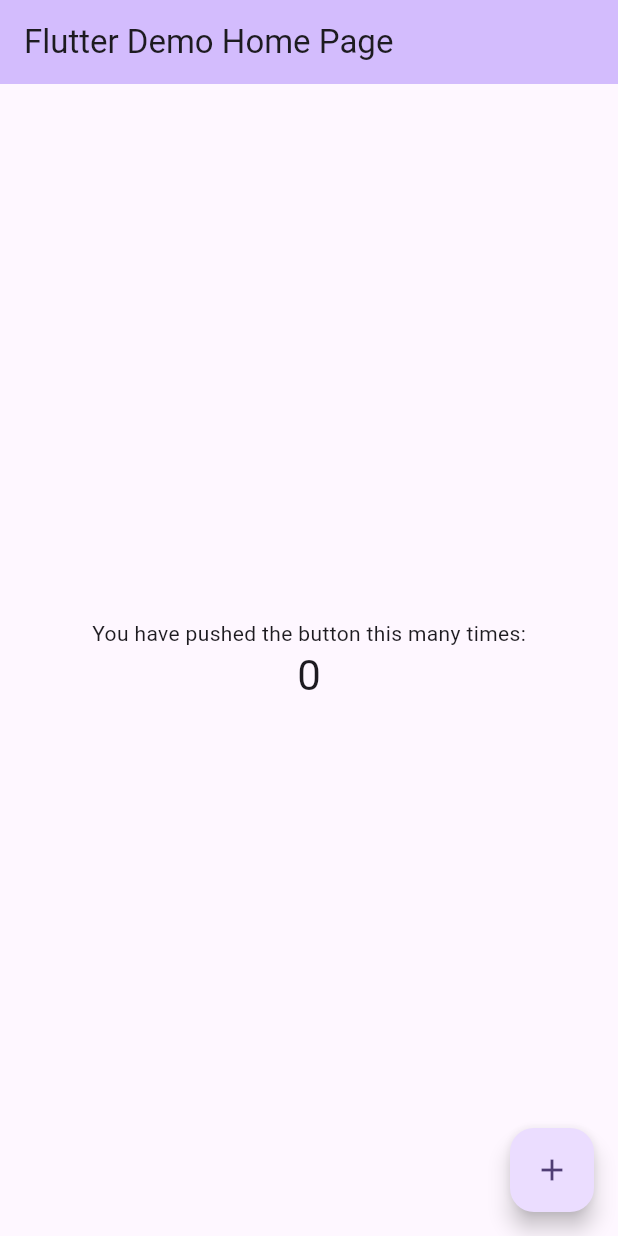
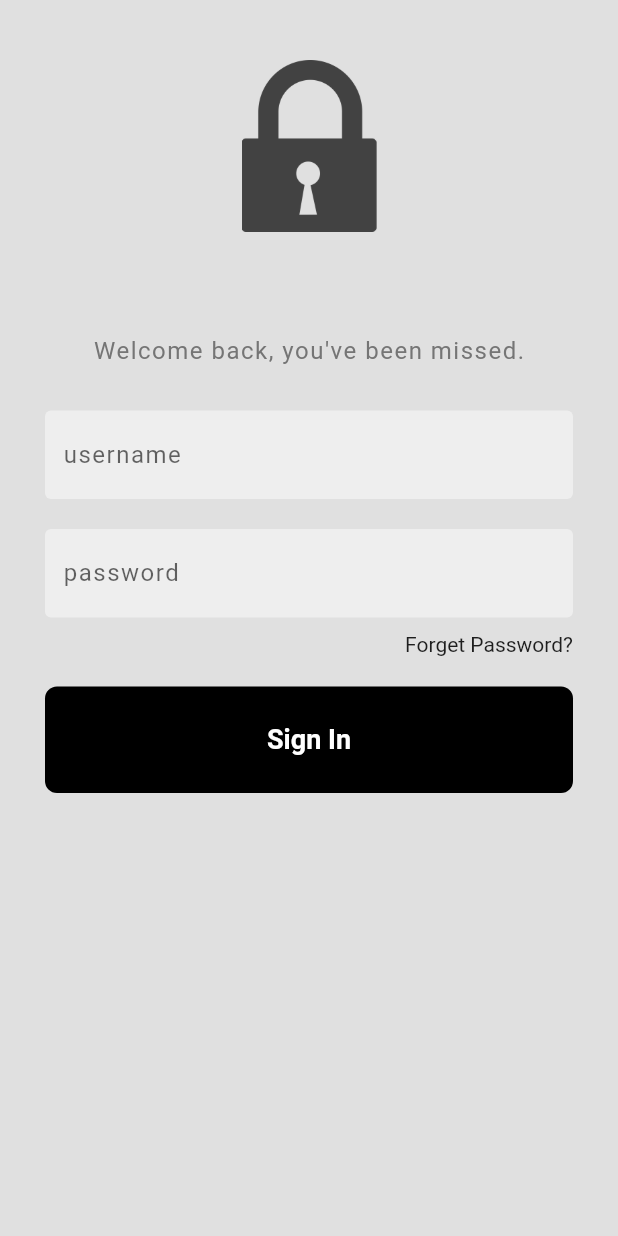
Before and after one commit to stDean/flutter_auth, a Flutter app: the screen it shows after launch, on a phone screen of 412 x 824 dp. Run offline on Flutter 3.47's test engine with Material 2 defaults, Android fonts, the phone set to English and light mode, and no system bars.

Commit message:
started the login UI

```diff
--- /dev/null
+++ b/client/lib/component/my_button.dart
@@ -0,0 +1,36 @@
+import 'package:flutter/material.dart';
+
+class MyButton extends StatelessWidget {
+  const MyButton({
+    super.key,
+    required this.buttonText,
+    required this.onTap,
+  });
+
+  final String buttonText;
+  final void Function()? onTap;
+
+  @override
+  Widget build(BuildContext context) {
+    return GestureDetector(
+      onTap: onTap,
+      child: Container(
+        decoration: BoxDecoration(
+          color: Colors.black,
+          borderRadius: BorderRadius.circular(8),
+        ),
+        padding: const EdgeInsets.all(25),
+        child: Center(
+          child: Text(
+            buttonText,
+            style: const TextStyle(
+              fontWeight: FontWeight.bold,
+              color: Colors.white,
+              fontSize: 18,
+            ),
+          ),
+        ),
+      ),
+    );
+  }
+}
--- /dev/null
+++ b/client/lib/component/text_field.dart
@@ -0,0 +1,40 @@
+import 'package:flutter/material.dart';
+
+class MyTextField extends StatelessWidget {
+  const MyTextField({
+    super.key,
+    required this.hintText,
+    required this.obscureText,
+    required this.errMsg,
+  });
+
+  final String hintText;
+  final bool obscureText;
+  final String errMsg;
+
+  @override
+  Widget build(BuildContext context) {
+    return TextFormField(
+      validator: (value) {
+        if (value == null || value.isEmpty) {
+          return errMsg;
+        } else {
+          return null;
+        }
+      },
+      decoration: InputDecoration(
+        enabledBorder: const OutlineInputBorder(
+          borderSide: BorderSide.none,
+        ),
+        focusedBorder: const OutlineInputBorder(
+          borderSide: BorderSide(color: Colors.grey),
+        ),
+        hintText: hintText,
+        filled: true,
+        fillColor: Colors.grey.shade200,
+      ),
+      style: const TextStyle(letterSpacing: 1),
+      obscureText: obscureText,
+    );
+  }
+}
--- a/client/lib/main.dart
+++ b/client/lib/main.dart
@@ -1,3 +1,4 @@
+import 'screens/login_screen.dart';
 import 'package:flutter/material.dart';
 
 void main() {
@@ -7,119 +8,11 @@ void main() {
 class MyApp extends StatelessWidget {
   const MyApp({super.key});
 
-  // This widget is the root of your application.
   @override
   Widget build(BuildContext context) {
-    return MaterialApp(
-      title: 'Flutter Demo',
-      theme: ThemeData(
-        // This is the theme of your application.
-        //
-        // TRY THIS: Try running your application with "flutter run". You'll see
-        // the application has a blue toolbar. Then, without quitting the app,
-        // try changing the seedColor in the colorScheme below to Colors.green
-        // and then invoke "hot reload" (save your changes or press the "hot
-        // reload" button in a Flutter-supported IDE, or press "r" if you used
-        // the command line to start the app).
-        //
-        // Notice that the counter didn't reset back to zero; the application
-        // state is not lost during the reload. To reset the state, use hot
-        // restart instead.
-        //
-        // This works for code too, not just values: Most code changes can be
-        // tested with just a hot reload.
-        colorScheme: ColorScheme.fromSeed(seedColor: Colors.deepPurple),
-        useMaterial3: true,
-      ),
-      home: const MyHomePage(title: 'Flutter Demo Home Page'),
+    return const MaterialApp(
+      debugShowCheckedModeBanner: false,
+      home: LoginScreen(),
     );
   }
 }
-
-class MyHomePage extends StatefulWidget {
-  const MyHomePage({super.key, required this.title});
-
-  // This widget is the home page of your application. It is stateful, meaning
-  // that it has a State object (defined below) that contains fields that affect
-  // how it looks.
-
-  // This class is the configuration for the state. It holds the values (in this
-  // case the title) provided by the parent (in this case the App widget) and
-  // used by the build method of the State. Fields in a Widget subclass are
-  // always marked "final".
-
-  final String title;
-
-  @override
-  State<MyHomePage> createState() => _MyHomePageState();
-}
-
-class _MyHomePageState extends State<MyHomePage> {
-  int _counter = 0;
-
-  void _incrementCounter() {
-    setState(() {
-      // This call to setState tells the Flutter framework that something has
-      // changed in this State, which causes it to rerun the build method below
-      // so that the display can reflect the updated values. If we changed
-      // _counter without calling setState(), then the build method would not be
-      // called again, and so nothing would appear to happen.
-      _counter++;
-    });
-  }
-
-  @override
-  Widget build(BuildContext context) {
-    // This method is rerun every time setState is called, for instance as done
-    // by the _incrementCounter method above.
-    //
-    // The Flutter framework has been optimized to make rerunning build methods
-    // fast, so that you can just rebuild anything that needs updating rather
-    // than having to individually change instances of widgets.
-    return Scaffold(
-      appBar: AppBar(
-        // TRY THIS: Try changing the color here to a specific color (to
-        // Colors.amber, perhaps?) and trigger a hot reload to see the AppBar
-        // change color while the other colors stay the same.
-        backgroundColor: Theme.of(context).colorScheme.inversePrimary,
-        // Here we take the value from the MyHomePage object that was created by
-        // the App.build method, and use it to set our appbar title.
-        title: Text(widget.title),
-      ),
-      body: Center(
-        // Center is a layout widget. It takes a single child and positions it
-        // in the middle of the parent.
-        child: Column(
-          // Column is also a layout widget. It takes a list of children and
-          // arranges them vertically. By default, it sizes itself to fit its
-          // children horizontally, and tries to be as tall as its parent.
-          //
-          // Column has various properties to control how it sizes itself and
-          // how it positions its children. Here we use mainAxisAlignment to
-          // center the children vertically; the main axis here is the vertical
-          // axis because Columns are vertical (the cross axis would be
-          // horizontal).
-          //
-          // TRY THIS: Invoke "debug painting" (choose the "Toggle Debug Paint"
-          // action in the IDE, or press "p" in the console), to see the
-          // wireframe for each widget.
-          mainAxisAlignment: MainAxisAlignment.center,
-          children: <Widget>[
-            const Text(
-              'You have pushed the button this many times:',
-            ),
-            Text(
-              '$_counter',
-              style: Theme.of(context).textTheme.headlineMedium,
-            ),
-          ],
-        ),
-      ),
-      floatingActionButton: FloatingActionButton(
-        onPressed: _incrementCounter,
-        tooltip: 'Increment',
-        child: const Icon(Icons.add),
-      ), // This trailing comma makes auto-formatting nicer for build methods.
-    );
-  }
-}
--- /dev/null
+++ b/client/lib/screens/login_screen.dart
@@ -0,0 +1,109 @@
+import 'package:client/component/my_button.dart';
+import 'package:client/component/text_field.dart';
+import 'package:flutter/material.dart';
+
+class LoginScreen extends StatefulWidget {
+  const LoginScreen({super.key});
+
+  @override
+  State<LoginScreen> createState() => _LoginScreenState();
+}
+
+class _LoginScreenState extends State<LoginScreen> {
+  final _formKey = GlobalKey<FormState>();
+
+  void signIn() {
+    // Validate returns true if the form is valid, or false otherwise.
+    if (_formKey.currentState!.validate()) {
+      // If the form is valid, display a snackbar. In the real world,
+      // you'd often call a server or save the information in a database.
+      ScaffoldMessenger.of(context).showSnackBar(
+        const SnackBar(content: Text('Processing Data')),
+      );
+    }
+  }
+
+  @override
+  Widget build(BuildContext context) {
+    return Scaffold(
+      backgroundColor: Colors.grey.shade300,
+      body: SafeArea(
+        child: Padding(
+          padding: const EdgeInsets.only(
+            top: 40.0,
+            left: 30,
+            right: 30,
+            // bottom: 10,
+          ),
+          child: SingleChildScrollView(
+            child: Center(
+              child: Column(
+                children: [
+                  // Lock Logo
+                  Image.asset(
+                    'lib/images/lock-icon.png',
+                    width: 90,
+                    color: Colors.grey.shade800,
+                  ),
+
+                  // Welcome text
+                  const SizedBox(height: 70),
+                  Text(
+                    'Welcome back, you\'ve been missed.',
+                    style: TextStyle(
+                      color: Colors.grey.shade600,
+                      fontSize: 16,
+                      letterSpacing: 1,
+                    ),
+                  ),
+                  const SizedBox(height: 30),
+
+                  // form field
+                  Form(
+                    key: _formKey,
+                    child: const Column(
+                      children: [
+                        MyTextField(
+                          hintText: 'username',
+                          obscureText: false,
+                          errMsg: "username is required",
+                        ),
+                        SizedBox(height: 20),
+                        MyTextField(
+                          hintText: 'password',
+                          obscureText: true,
+                          errMsg: "password is required",
+                        )
+                      ],
+                    ),
+                  ),
+
+                  const SizedBox(height: 10),
+
+                  // forget text
+                  const Align(
+                    alignment: Alignment.centerRight,
+                    child: Text('Forget Password?'),
+                  ),
+
+                  const SizedBox(height: 20),
+
+                  // button
+                  MyButton(
+                    buttonText: 'Sign In',
+                    onTap: signIn,
+                  )
+                  // or text
+
+                  // google and apple button
+
+                  // register text
+                ],
+              ),
+            ),
+          ),
+        ),
+      ),
+    );
+  }
+}
```
Also changed, not shown: client/pubspec.yaml (+4 -6 lines), client/lib/images/apLo.png (added), client/lib/images/google.png (added), client/lib/images/lock-icon.png (added).
